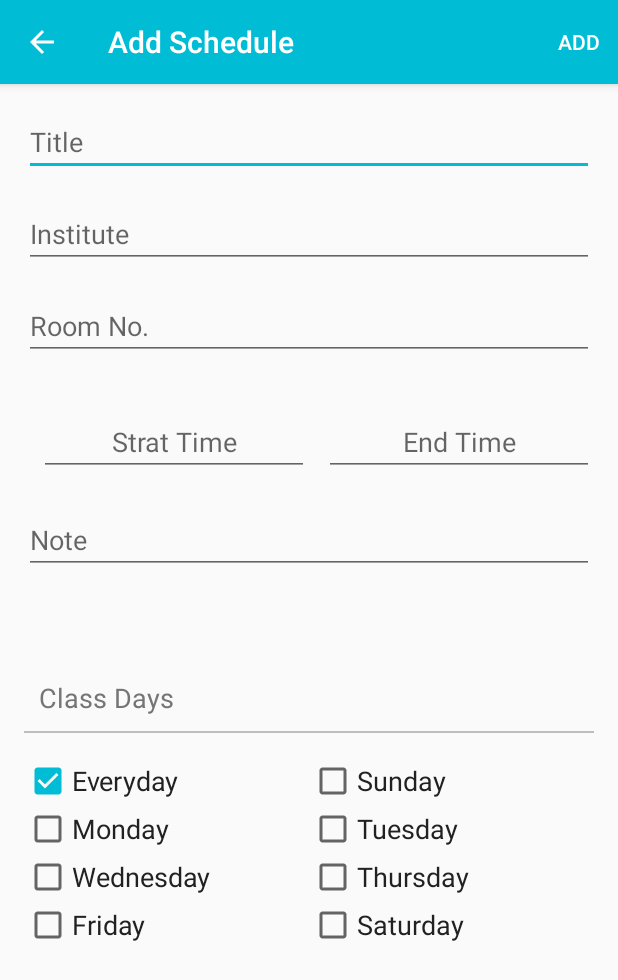
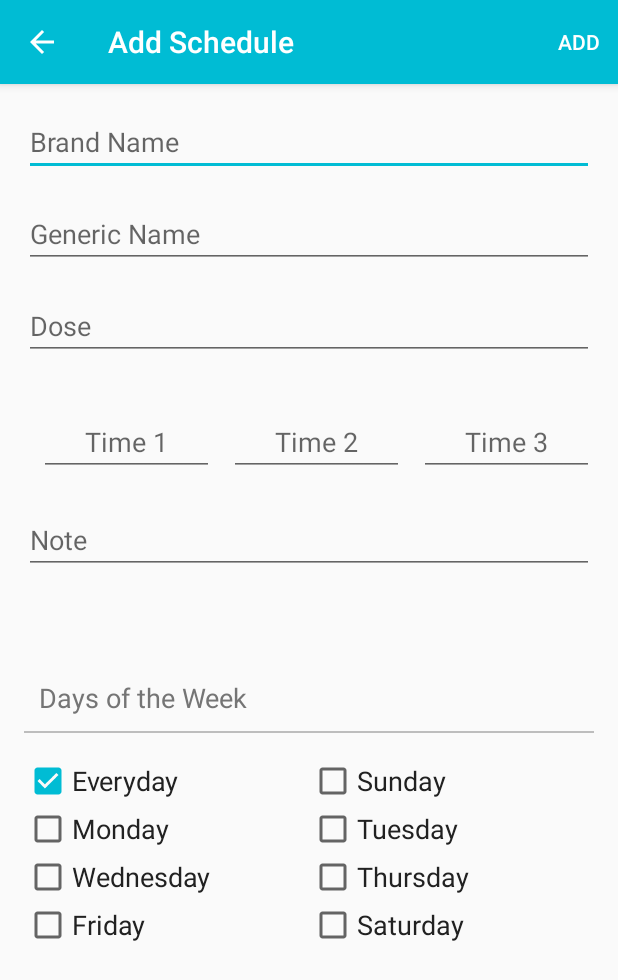
Before and after one commit to Rayhan-kh/ClassSchedule, an Android app: the AddClassActivity screen opened directly, with no data from a screen before it, on a phone screen of 412 x 824 dp. Shown: the top 980 px of the screen. Run offline under Robolectric (Android 15) with nearby library versions, the phone set to English and light mode, and no system bars.

Commit message:
v2.1 uploaded

```diff
--- a/app/src/main/java/com/foxcoders/classschedule/Database/DatabaseHelper.java
+++ b/app/src/main/java/com/foxcoders/classschedule/Database/DatabaseHelper.java
@@ -28,6 +28,7 @@ public class DatabaseHelper extends SQLiteOpenHelper {
     public static final String CLASS_DAYS="class_days";
     public static final String START_TIME ="start_time";
     public static final String END_TIME ="end_time";
+    public static final String END_TIME2 ="end_time2";
     public static final String CLASS_INSTITUTE="class_institute";
     public static final String CLASS_NOTE="class_note";
 
@@ -35,43 +36,43 @@ public class DatabaseHelper extends SQLiteOpenHelper {
             " ( " + COL_ID + " INTEGER PRIMARY KEY AUTOINCREMENT, "
             +  CLASS_TITLE + " TEXT NOT NULL, " + CLASS_LOCATION + " TEXT, "
             + CLASS_DAYS + " TEXT, " + CLASS_INSTITUTE + " TEXT, "
-            + START_TIME + " TEXT, " + END_TIME + " TEXT, " + CLASS_NOTE + " TEXT )";
+            + START_TIME + " TEXT, " + END_TIME + " TEXT, "+ END_TIME2 + " TEXT, " + CLASS_NOTE + " TEXT )";
 
     private static final String CREATE_USER_TABLE_SUN = " CREATE TABLE " + TABLE_SUN +
             " ( " + COL_ID + " INTEGER PRIMARY KEY AUTOINCREMENT, "
             +  CLASS_TITLE + " TEXT NOT NULL, " + CLASS_LOCATION + " TEXT, "
             + CLASS_DAYS + " TEXT, " + CLASS_INSTITUTE + " TEXT, "
-            + START_TIME + " TEXT, " + END_TIME + " TEXT, " + CLASS_NOTE + " TEXT )";
+            + START_TIME + " TEXT, " + END_TIME + " TEXT, "+ END_TIME2 + " TEXT, " + CLASS_NOTE + " TEXT )";
 
     private static final String CREATE_USER_TABLE_MON = " CREATE TABLE " + TABLE_MON +
             " ( " + COL_ID + " INTEGER PRIMARY KEY AUTOINCREMENT, "
             +  CLASS_TITLE + " TEXT NOT NULL, " + CLASS_LOCATION + " TEXT, "
             + CLASS_DAYS + " TEXT, " + CLASS_INSTITUTE + " TEXT, "
-            + START_TIME + " TEXT, " + END_TIME + " TEXT, " + CLASS_NOTE + " TEXT )";
+            + START_TIME + " TEXT, " + END_TIME + " TEXT, "+ END_TIME2 + " TEXT, " + CLASS_NOTE + " TEXT )";
 
     private static final String CREATE_USER_TABLE_TUE = " CREATE TABLE " + TABLE_TUE +
             " ( " + COL_ID + " INTEGER PRIMARY KEY AUTOINCREMENT, "
             +  CLASS_TITLE + " TEXT NOT NULL, " + CLASS_LOCATION + " TEXT, "
             + CLASS_DAYS + " TEXT, " + CLASS_INSTITUTE + " TEXT, "
-            + START_TIME + " TEXT, " + END_TIME + " TEXT, " + CLASS_NOTE + " TEXT )";
+            + START_TIME + " TEXT, " + END_TIME + " TEXT, "+ END_TIME2 + " TEXT, " + CLASS_NOTE + " TEXT )";
 
     private static final String CREATE_USER_TABLE_WED = " CREATE TABLE " + TABLE_WED +
             " ( " + COL_ID + " INTEGER PRIMARY KEY AUTOINCREMENT, "
             +  CLASS_TITLE + " TEXT NOT NULL, " + CLASS_LOCATION + " TEXT, "
             + CLASS_DAYS + " TEXT, " + CLASS_INSTITUTE + " TEXT, "
-            + START_TIME + " TEXT, " + END_TIME + " TEXT, " + CLASS_NOTE + " TEXT )";
+            + START_TIME + " TEXT, " + END_TIME + " TEXT, "+ END_TIME2 + " TEXT, " + CLASS_NOTE + " TEXT )";
 
     private static final String CREATE_USER_TABLE_THR = " CREATE TABLE " + TABLE_THR +
             " ( " + COL_ID + " INTEGER PRIMARY KEY AUTOINCREMENT, "
             +  CLASS_TITLE + " TEXT NOT NULL, " + CLASS_LOCATION + " TEXT, "
             + CLASS_DAYS + " TEXT, " + CLASS_INSTITUTE + " TEXT, "
-            + START_TIME + " TEXT, " + END_TIME + " TEXT, " + CLASS_NOTE + " TEXT )";
+            + START_TIME + " TEXT, " + END_TIME + " TEXT, "+ END_TIME2 + " TEXT, " + CLASS_NOTE + " TEXT )";
 
     private static final String CREATE_USER_TABLE_FRI = " CREATE TABLE " + TABLE_FRI +
             " ( " + COL_ID + " INTEGER PRIMARY KEY AUTOINCREMENT, "
             +  CLASS_TITLE + " TEXT NOT NULL, " + CLASS_LOCATION + " TEXT, "
             + CLASS_DAYS + " TEXT, " + CLASS_INSTITUTE + " TEXT, "
-            + START_TIME + " TEXT, " + END_TIME + " TEXT, " + CLASS_NOTE + " TEXT )";
+            + START_TIME + " TEXT, " + END_TIME + " TEXT, "+ END_TIME2 + " TEXT, " + CLASS_NOTE + " TEXT )";
 
 
     public DatabaseHelper(Context context) {
--- a/app/src/main/res/layout/activity_add_class.xml
+++ b/app/src/main/res/layout/activity_add_class.xml
@@ -20,7 +20,7 @@
             android:id="@+id/etTitle"
             android:layout_width="match_parent"
             android:layout_height="wrap_content"
-            android:hint="Title"
+            android:hint="Brand Name"
             android:inputType="textCapSentences"
             android:textColor="@color/colorBlack" />
 
@@ -29,7 +29,7 @@
             android:layout_width="match_parent"
             android:layout_height="wrap_content"
             android:layout_marginTop="16dp"
-            android:hint="Institute"
+            android:hint="Generic Name"
             android:inputType="textCapSentences"
             android:textColor="@color/colorBlack" />
         <EditText
@@ -37,7 +37,7 @@
             android:layout_width="match_parent"
             android:layout_height="wrap_content"
             android:layout_marginTop="16dp"
-            android:hint="Room No."
+            android:hint="Dose"
             android:inputType="textCapSentences"
             android:textColor="@color/colorBlack" />
 
@@ -49,11 +49,7 @@
             android:layout_height="wrap_content"
             android:layout_marginTop="16dp"
             android:orientation="horizontal"
-            android:weightSum="2">
-
-
-
-
+            android:weightSum="3">
             <EditText
                 android:layout_marginLeft="10dp"
                 android:id="@+id/etStrartTime"
@@ -62,11 +58,12 @@
                 android:layout_height="wrap_content"
                 android:layout_marginTop="16dp"
                 android:focusable="false"
-                android:hint="Strat Time"
+                android:hint="Time 1"
                 android:onClick="pickTime"
                 android:gravity="center_horizontal"
                 android:textColor="@color/colorBlack" />
             <EditText
+
                 android:layout_marginLeft="10dp"
                 android:id="@+id/etEndTime"
                 android:layout_width="0dp"
@@ -74,8 +71,21 @@
                 android:layout_height="wrap_content"
                 android:layout_marginTop="16dp"
                 android:focusable="false"
-                android:hint="End Time"
+                android:hint="Time 2"
                 android:onClick="pickEndTime"
+                android:gravity="center_horizontal"
+                android:textColor="@color/colorBlack" />
+            <EditText
+
+                android:layout_marginLeft="10dp"
+                android:id="@+id/etEndTime2"
+                android:layout_width="0dp"
+                android:layout_weight="1"
+                android:layout_height="wrap_content"
+                android:layout_marginTop="16dp"
+                android:focusable="false"
+                android:hint="Time 3"
+                android:onClick="pickEndTime2"
                 android:gravity="center_horizontal"
                 android:textColor="@color/colorBlack" />
 
@@ -100,7 +110,7 @@
             android:textSize="18sp"
             android:layout_marginTop="60dp"
             android:textColor="@color/colorGray"
-            android:text="Class Days"/>
+            android:text="Days of the Week"/>
         <TextView
             android:layout_width="match_parent"
             android:layout_height="1dp"
--- a/app/src/main/res/values/strings.xml
+++ b/app/src/main/res/values/strings.xml
@@ -1,4 +1,3 @@
 <resources>
     <string name="app_name">Class Schedule</string>
-    <string name="preference_file_key">sd aa aergjh</string>
 </resources>
```
Also changed, not shown: app/src/main/java/com/foxcoders/classschedule/Database/DatabaseManager.java (+6 -3 lines), app/src/main/java/com/foxcoders/classschedule/Pojo/ClassData.java (+11 -13 lines).
